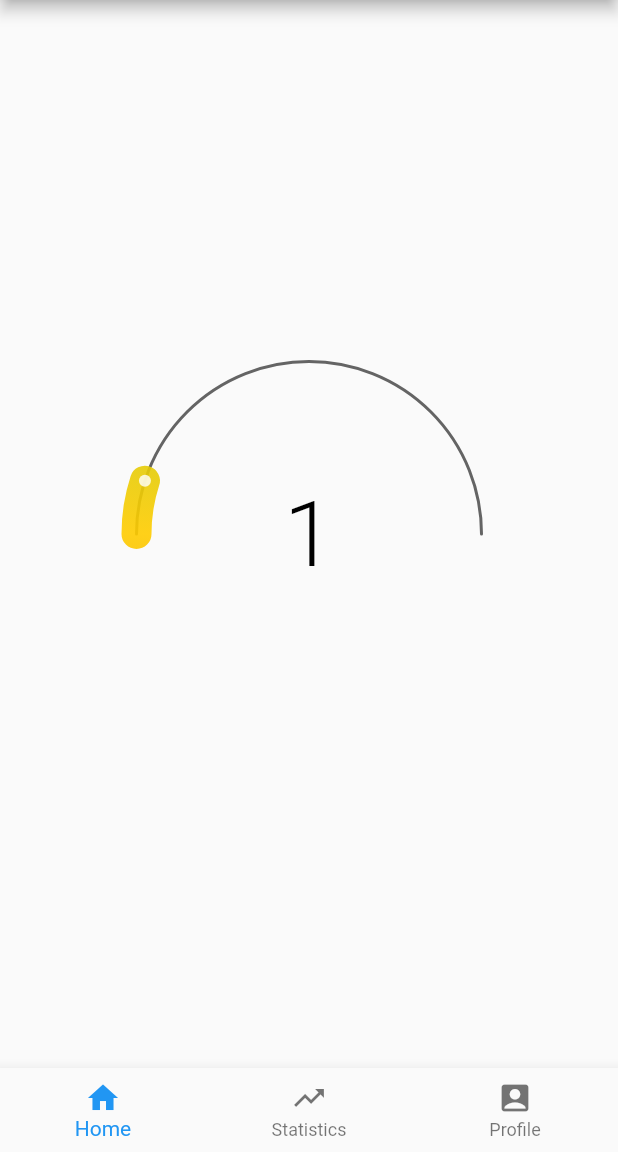
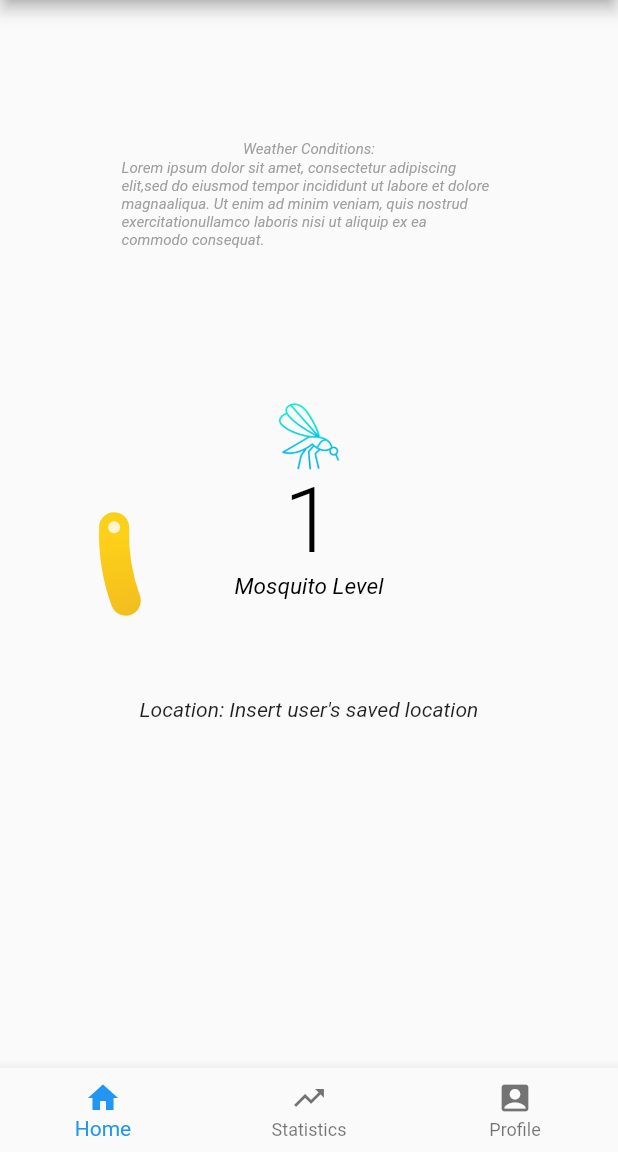
Before and after one commit to ammarkhan310/buzz-off, a Flutter app: the screen it shows after launch, on a phone screen of 412 x 824 dp, the part 84-1236 px from its top. Run offline on Flutter 3.47's test engine with Material 2 defaults, Android fonts, the phone set to English and light mode, and no system bars; drawn by our look-alikes of sleek_circular_slider; our stand-ins replace hexcolor.

Commit message:
Added home page layout

```diff
--- /dev/null
+++ b/app/assets/credit.txt
@@ -0,0 +1 @@
+Icons made by <a href="https://www.flaticon.com/authors/kiranshastry" title="Kiranshastry">Kiranshastry</a> from <a href="https://www.flaticon.com/" title="Flaticon"> www.flaticon.com</a>
--- /dev/null
+++ b/app/lib/home_page.dart
@@ -0,0 +1,173 @@
+/*
+* Home page's layout widgets and appearance values
+*/
+
+import 'package:flutter/material.dart';
+import 'package:hexcolor/hexcolor.dart';
+import 'package:sleek_circular_slider/sleek_circular_slider.dart';
+
+class ExampleViewModel {
+  final CustomSliderColors sliderColors;
+  final CircularSliderAppearance appearance;
+  final double min;
+  final double max;
+  final double value;
+
+  ExampleViewModel({
+    @required this.sliderColors,
+    @required this.appearance,
+    this.min = 0,
+    this.max = 10,
+    this.value = 1,
+  });
+}
+
+class HomePage extends StatefulWidget {
+  final ExampleViewModel viewModel =
+      ExampleViewModel(sliderColors: customColors, appearance: appearance);
+
+  HomePage({
+    Key key,
+    viewModel,
+  }) : super(key: key);
+
+  @override
+  _HomePageState createState() => _HomePageState();
+}
+
+/*
+ * Class containing home pages:
+ * Weather description
+ * Mosquito slider which indicates the mosquito level
+ * User location string
+ */
+class _HomePageState extends State<HomePage> {
+  @override
+  Widget build(BuildContext context) {
+    return Scaffold(
+      body: Stack(
+        children: [
+          Center(
+            child: SleekCircularSlider(
+              //TODO - Insert mosquito levels here
+              onChangeStart: (double value) {},
+              onChangeEnd: (double value) {},
+
+              appearance: widget.viewModel.appearance,
+              min: widget.viewModel.min,
+              max: widget.viewModel.max,
+              initialValue: widget.viewModel.value,
+            ),
+          ),
+          Center(
+            child: Container(
+              height: 175,
+              width: 175,
+              child: Align(
+                alignment: Alignment.topCenter,
+                child: Image(
+                  image: AssetImage('assets/mosquito.png'),
+                  height: 45,
+                  width: 45,
+                ),
+              ),
+            ),
+          ),
+
+          //TODO - Insert User's saved locations
+          //TODO - Make the text clickable
+          Center(
+            child: Container(
+              height: 250,
+              width: 300,
+              child: Align(
+                alignment: Alignment.bottomCenter,
+                child: Text(
+                  "Location: Insert user's saved location",
+                  style: TextStyle(fontStyle: FontStyle.italic),
+                ),
+              ),
+            ),
+          ),
+
+          Center(
+            child: Container(
+              height: 525,
+              width: 250,
+              child: Align(
+                alignment: Alignment.topCenter,
+                child: Text(
+                  'Weather Conditions:',
+                  style: TextStyle(
+                      fontStyle: FontStyle.italic,
+                      fontSize: 10,
+                      color: Colors.grey),
+                ),
+              ),
+            ),
+          ),
+
+          //TODO - Input weather conditions based on weather variables
+          Center(
+            child: Container(
+              height: 500,
+              width: 250,
+              child: Align(
+                alignment: Alignment.topCenter,
+                child: Text(
+                  'Lorem ipsum dolor sit amet, consectetur adipiscing elit,'
+                  'sed do eiusmod tempor incididunt ut labore et dolore magna'
+                  'aliqua. Ut enim ad minim veniam, quis nostrud exercitation'
+                  'ullamco laboris nisi ut aliquip ex ea commodo consequat.',
+                  style: TextStyle(
+                      fontStyle: FontStyle.italic,
+                      fontSize: 10,
+                      color: Colors.grey),
+                ),
+              ),
+            ),
+          )
+        ],
+      ),
+    );
+  }
+}
+
+//Width values for the home pages mosquito level slider
+final customWidth =
+    CustomSliderWidths(trackWidth: 0, progressBarWidth: 20, shadowWidth: 25);
+
+//Custom color values for the home pages mosquito level slider
+final customColors = CustomSliderColors(
+    dotColor: Colors.white.withOpacity(0.8),
+    trackColor: HexColor('#000000').withOpacity(0.0),
+    progressBarColors: [
+      HexColor('#993333').withOpacity(0.9),
+      HexColor('#FFCC00').withOpacity(0.9),
+      HexColor('#33CC33').withOpacity(0.9),
+    ],
+    shadowColor: HexColor('#4C4C4C').withOpacity(0.8),
+    shadowMaxOpacity: 0.08);
+
+//Information text values for the home pages mosquito level slider
+final info = InfoProperties(
+  mainLabelStyle:
+      TextStyle(color: Colors.black, fontSize: 60, fontWeight: FontWeight.w300),
+  bottomLabelStyle:
+      TextStyle(color: Colors.black, fontSize: 15, fontStyle: FontStyle.italic),
+  //Modify default text percentage values to remove percent symbol
+  modifier: (double value) {
+    final modValue = value.toInt();
+    return '$modValue';
+  },
+  bottomLabelText: 'Mosquito Level',
+);
+
+//Appearance values for home pages mosquito slider
+final CircularSliderAppearance appearance = CircularSliderAppearance(
+    customWidths: customWidth,
+    customColors: customColors,
+    infoProperties: info,
+    startAngle: 160,
+    angleRange: 220,
+    size: 280.0);
--- a/app/lib/home_slider.dart
+++ /dev/null
@@ -1,88 +0,0 @@
-import 'dart:ffi';
-
-import 'package:flutter/material.dart';
-import 'package:hexcolor/hexcolor.dart';
-import 'package:sleek_circular_slider/sleek_circular_slider.dart';
-
-class ExampleViewModel {
-  final CustomSliderColors pageColors;
-  final CircularSliderAppearance appearance;
-  final double min;
-  final double max;
-  final double value;
-  final InnerWidget innerWidget;
-
-  ExampleViewModel(
-      {@required this.pageColors,
-      @required this.appearance,
-      this.min = 0,
-      this.max = 10,
-      this.value = 1,
-      this.innerWidget});
-}
-
-class HomeSlider extends StatefulWidget {
-  final ExampleViewModel viewModel =
-      ExampleViewModel(pageColors: customColors01, appearance: appearance01);
-
-  HomeSlider({
-    Key key,
-    viewModel,
-  }) : super(key: key);
-
-  @override
-  _HomeSliderState createState() => _HomeSliderState();
-}
-
-class _HomeSliderState extends State<HomeSlider> {
-  @override
-  Widget build(BuildContext context) {
-    return Scaffold(
-      body: Container(
-        child: Center(
-          child: SleekCircularSlider(
-            //Enable slider for testing purposes
-            onChangeStart: (double value) {},
-            onChangeEnd: (double value) {},
-
-            innerWidget: widget.viewModel.innerWidget,
-            appearance: widget.viewModel.appearance,
-            min: widget.viewModel.min,
-            max: widget.viewModel.max,
-            initialValue: widget.viewModel.value,
-          ),
-        ),
-      ),
-    );
-  }
-}
-
-final customWidth01 =
-    CustomSliderWidths(trackWidth: 2, progressBarWidth: 20, shadowWidth: 50);
-
-final customColors01 = CustomSliderColors(
-    dotColor: Colors.white.withOpacity(0.8),
-    trackColor: HexColor('#000000').withOpacity(0.6),
-    progressBarColors: [
-      HexColor('#993333').withOpacity(0.9),
-      HexColor('#FFCC00').withOpacity(0.9),
-      HexColor('#33CC33').withOpacity(0.9),
-    ],
-    shadowColor: HexColor('#FFD7E2'),
-    shadowMaxOpacity: 0.08);
-
-final info = InfoProperties(
-    mainLabelStyle: TextStyle(
-        color: Colors.black, fontSize: 60, fontWeight: FontWeight.w300),
-    modifier: (double value) {
-      final modValue = value.toInt();
-      return '$modValue';
-    });
-
-final CircularSliderAppearance appearance01 = CircularSliderAppearance(
-    customWidths: customWidth01,
-    customColors: customColors01,
-    infoProperties: info,
-    startAngle: 180,
-    angleRange: 180,
-    size: 250.0);
--- a/app/lib/main.dart
+++ b/app/lib/main.dart
@@ -1,7 +1,8 @@
-import 'package:app/home_slider.dart';
+import 'package:app/home_page.dart';
 import 'package:flutter/material.dart';
 import 'package:app/nav_page.dart';
 import 'package:app/statistics_page.dart';
+import 'package:flutter/services.dart';
 
 void main() {
   runApp(MyApp());
@@ -10,6 +11,10 @@ void main() {
 class MyApp extends StatelessWidget {
   @override
   Widget build(BuildContext context) {
+    SystemChrome.setPreferredOrientations([
+      DeviceOrientation.portraitUp,
+      DeviceOrientation.portraitDown,
+    ]);
     return MaterialApp(
       title: 'Mobile Development Group Project',
       theme: ThemeData(
@@ -47,7 +52,7 @@ class _MyHomePageState extends State<MyHomePage> {
     "Settings",
   ];
 
-  final List<Widget> _children = [HomeSlider()];
+  final List<Widget> _children = [HomePage()];
 
   void _setHomePageState() {
     setState(() {});
--- a/app/pubspec.yaml
+++ b/app/pubspec.yaml
@@ -47,6 +47,9 @@ flutter:
   # the material Icons class.
   uses-material-design: true
 
+  assets:
+    - assets/
+
   # To add assets to your application, add an assets section, like this:
   # assets:
   #   - images/a_dot_burr.jpeg
```
Also changed, not shown: app/assets/mosquito.png (added).
